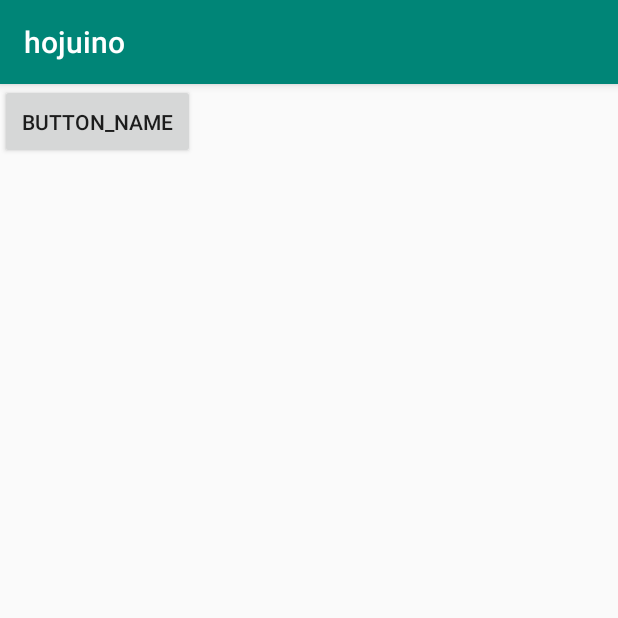
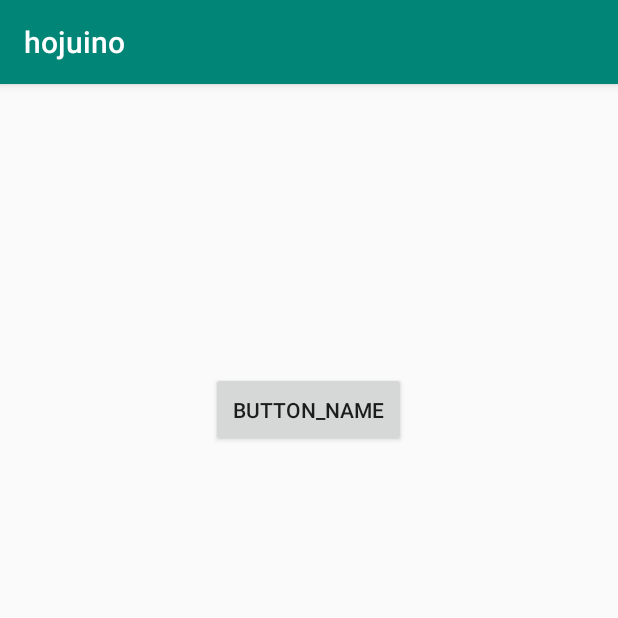
Before and after one commit to hohorim/haninum_hojuino, an Android app: the gpsActivity screen opened directly, with no data from a screen before it, on a phone screen of 412 x 824 dp, the top half of it. Run offline under Robolectric (Android 15) with nearby library versions, the phone set to English and light mode, and no system bars.

Commit message:
version 2.3

```diff
--- a/build.gradle
+++ b/build.gradle
@@ -28,9 +28,8 @@ dependencies {
     androidTestImplementation 'androidx.test.espresso:espresso-core:3.2.0'
     implementation 'androidx.recyclerview:recyclerview:1.0.0'
    // implementation files('libs/volley.jar')
-    androidTestImplementation 'com.adroid.volley:volley:1.1.0'
 }
-
+/*
 allprojects {
     repositories {
         google()
@@ -51,3 +50,4 @@ buildscript {
         classpath "io.realm:realm-gradle-plugin:5.1.0"
     }
 }
+*/
--- a/src/main/java/com/example/um/user_signupActivity.java
+++ b/src/main/java/com/example/um/user_signupActivity.java
@@ -56,7 +56,7 @@ public class user_signupActivity extends AppCompatActivity {
                 InsertData task = new InsertData();
                 task.execute("http://" + IP_ADDRESS + "/insert.php",ID,PW,phoneN);
 
-                //ID = mEditTextID.getText().toString();
+                ID = mEditTextID.getText().toString();
                 mEditTextID.setText("");
                 mEditTextPW.setText("");
                 mEditTextphone.setText("");
--- a/src/main/res/layout/gps.xml
+++ b/src/main/res/layout/gps.xml
@@ -1,6 +1,7 @@
 <?xml version="1.0" encoding="utf-8"?>
-<LinearLayout xmlns:android="http://schemas.android.com/apk/res/android"
+<androidx.constraintlayout.widget.ConstraintLayout xmlns:android="http://schemas.android.com/apk/res/android"
     xmlns:app="http://schemas.android.com/apk/res-auto"
+    xmlns:tools="http://schemas.android.com/tools"
     android:orientation="vertical"
     android:layout_width="match_parent"
     android:layout_height="match_parent">
@@ -25,10 +26,13 @@
         app:layout_constraintHorizontal_bias="0.498"
         app:layout_constraintStart_toStartOf="parent"
         app:layout_constraintTop_toBottomOf="@+id/button1" />
+
     <TextView
+        android:id="@+id/textView_result"
         android:layout_width="match_parent"
-        android:layout_height="200dp"
-        android:id="@+id/textView_result"/>
+        android:layout_height="100dp"
+        tools:layout_editor_absoluteX="37dp"
+        tools:layout_editor_absoluteY="569dp" />
 
 
-</LinearLayout>
+</androidx.constraintlayout.widget.ConstraintLayout>
```
Also changed, not shown: src/main/java/com/example/um/gpsActivity.java (+23 -20 lines), 1 other file.
